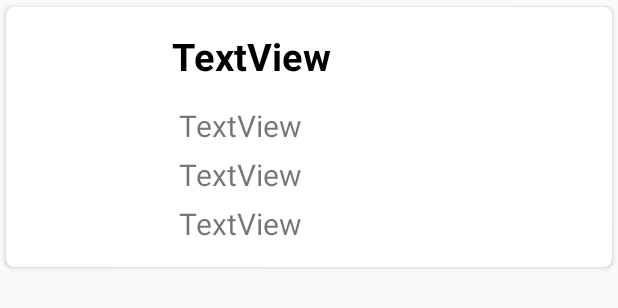
After one commit to Fernandinh/ProjetoMobile, an Android app: the layout item_agenda_medico.xml on its own in the app's theme, with its tools: preview values and no code run, on a phone screen of 412 x 824 dp. The commit adds this screen. Shown: the top 308 px of the screen. Run offline under Robolectric (Android 15) with nearby library versions, the phone set to English and light mode, and no system bars.

Commit message:
RecyclerViewVacina e AgendaMedico

```diff
--- a/app/build.gradle
+++ b/app/build.gradle
@@ -50,6 +50,8 @@ dependencies {
     implementation 'androidx.recyclerview:recyclerview:1.1.0'
     implementation 'androidx.cardview:cardview:1.0.0'
     implementation 'com.google.android.material:material:<1.1.0>'
+    implementation 'com.pierfrancescosoffritti.androidyoutubeplayer:core:10.0.5'
+
 
     implementation'com.theartofdev.edmodo:android-image-cropper:2.4.+'
     implementation 'de.hdodenhof:circleimageview:3.1.0'
--- a/app/src/main/java/com/example/projetomobile/CallingActivity.java
+++ b/app/src/main/java/com/example/projetomobile/CallingActivity.java
@@ -239,7 +239,7 @@ public class CallingActivity extends AppCompatActivity {
                                                             @Override
                                                             public void onComplete(@NonNull Task<Void> task) {
 
-                                                                startActivity(new Intent(CallingActivity.this, MainActivity.class));
+                                                                startActivity(new Intent(CallingActivity.this, MedicoActivy.class));
                                                                 finish();
 
                                                             }
@@ -249,7 +249,7 @@ public class CallingActivity extends AppCompatActivity {
                                     });
                         }else
                         {
-                            startActivity(new Intent(CallingActivity.this, MainActivity.class));
+                            startActivity(new Intent(CallingActivity.this, RecycleView_Medicos.class));
                             finish();
                         }
 
@@ -299,7 +299,7 @@ public class CallingActivity extends AppCompatActivity {
                                     });
                         }else
                         {
-                            startActivity(new Intent(CallingActivity.this, MedicoActivy.class));
+                            startActivity(new Intent(CallingActivity.this, MainActivity.class));
                             finish();
                         }
 
--- a/app/src/main/java/com/example/projetomobile/add_consultas_antigas.java
+++ b/app/src/main/java/com/example/projetomobile/add_consultas_antigas.java
@@ -58,7 +58,7 @@ public class add_consultas_antigas extends AppCompatActivity {
                 .addOnSuccessListener(new OnSuccessListener<Void>() {
                     @Override
                     public void onSuccess(Void aVoid) {
-                        dia.setText("");;
+                        dia.setText("");
                         descricao.setText("");
                         horario.setText("");
 
--- a/app/src/main/res/layout/activity_medico_activy.xml
+++ b/app/src/main/res/layout/activity_medico_activy.xml
@@ -7,11 +7,11 @@
     tools:context=".MedicoActivy">
 
     <Button
-        android:id="@+id/Ligacao"
+        android:id="@+id/Agenda"
         android:layout_width="wrap_content"
         android:layout_height="wrap_content"
-        android:text="Receber Ligacao"
-        app:layout_constraintBottom_toBottomOf="parent"
+        android:text="Agenda"
+        android:layout_marginTop="200dp"
         app:layout_constraintEnd_toEndOf="parent"
         app:layout_constraintStart_toStartOf="parent"
         app:layout_constraintTop_toTopOf="parent" />
--- /dev/null
+++ b/app/src/main/res/layout/item_agenda_medico.xml
@@ -0,0 +1,79 @@
+<?xml version="1.0" encoding="utf-8"?>
+<androidx.cardview.widget.CardView
+    xmlns:android="http://schemas.android.com/apk/res/android"
+    android:layout_width="match_parent"
+    android:layout_height="wrap_content"
+    xmlns:app="http://schemas.android.com/apk/res-auto"
+    xmlns:tools="http://schemas.android.com/tools"
+    app:cardCornerRadius="5dp"
+    android:elevation="5dp"
+    app:cardUseCompatPadding="true">
+
+    <RelativeLayout
+        android:id="@+id/container"
+        android:layout_width="396dp"
+        android:layout_height="wrap_content"
+        android:padding="15dp">
+
+
+        <de.hdodenhof.circleimageview.CircleImageView
+            android:id="@+id/FotoPaciente"
+            android:layout_width="75dp"
+            android:layout_height="100dp"
+            android:layout_below="@+id/textView4"
+            android:layout_alignParentStart="true"
+            android:layout_marginStart="8dp"
+            android:layout_marginTop="20dp"
+            app:civ_border_color="@color/colorPrimary"
+            app:civ_border_width="2dp"
+            app:layout_constraintStart_toStartOf="parent"
+            app:layout_constraintTop_toTopOf="parent"
+            tools:ignore="UnknownId" />
+
+        <TextView
+            android:id="@+id/NomePaciente"
+            android:layout_width="wrap_content"
+            android:layout_height="wrap_content"
+            android:layout_marginStart="95dp"
+            android:text="TextView"
+            android:textColor="#000000"
+            android:textSize="25dp"
+            android:textStyle="bold" />
+
+        <TextView
+            android:id="@+id/LocalConsulta"
+            android:layout_width="wrap_content"
+            android:layout_height="wrap_content"
+            android:layout_below="@+id/NomePaciente"
+            android:layout_marginStart="100dp"
+            android:layout_marginTop="15dp"
+            android:layout_toEndOf="@+id/foto"
+            android:text="TextView"
+            android:textSize="20sp" />
+
+        <TextView
+            android:id="@+id/DataConsulta"
+            android:layout_width="wrap_content"
+            android:layout_height="wrap_content"
+            android:layout_below="@+id/LocalConsulta"
+            android:layout_marginStart="100dp"
+            android:layout_marginTop="5dp"
+            android:layout_toEndOf="@+id/foto"
+            android:text="TextView"
+            android:textSize="20sp" />
+
+        <TextView
+            android:id="@+id/HoraConsulta"
+            android:layout_width="wrap_content"
+            android:layout_height="wrap_content"
+            android:layout_below="@+id/DataConsulta"
+            android:layout_marginStart="100dp"
+            android:layout_marginTop="5dp"
+            android:layout_toEndOf="@+id/foto"
+            android:text="TextView"
+            android:textSize="20sp" />
+
+    </RelativeLayout>
+
+
+</androidx.cardview.widget.CardView>
```
Also changed, not shown: app/src/main/AndroidManifest.xml (+6 -2 lines), app/src/main/java/adapters/AdapterAgendaMedicos.java (added, +75 -0 lines), app/src/main/java/adapters/AdapterVacinas.java (+8 -6 lines), app/src/main/java/com/example/projetomobile/Cadastro.java (+42 -3 lines), app/src/main/java/com/example/projetomobile/MarcarConsulta.java (+8 -2 lines), app/src/main/java/com/example/projetomobile/MedicoActivy.java (+59 -4 lines), app/src/main/java/com/example/projetomobile/RecycleViewVacina.java (+8 -0 lines), app/src/main/java/com/example/projetomobile/RecyclerView_AgendaMedico.java (added, +149 -0 lines), app/src/main/java/com/example/projetomobile/RecyclerView_Consultas_Marcadas.java (+25 -16 lines), app/src/main/java/model/AgendaMedicos.java (added, +61 -0 lines), app/src/main/java/model/Vacinas.java (+11 -1 lines), app/src/main/res/layout/activity_recycler_view__agenda_medico.xml (added, +38 -0 lines), app/src/main/res/layout/item_list_vacina.xml (+21 -19 lines), 2 other files.
